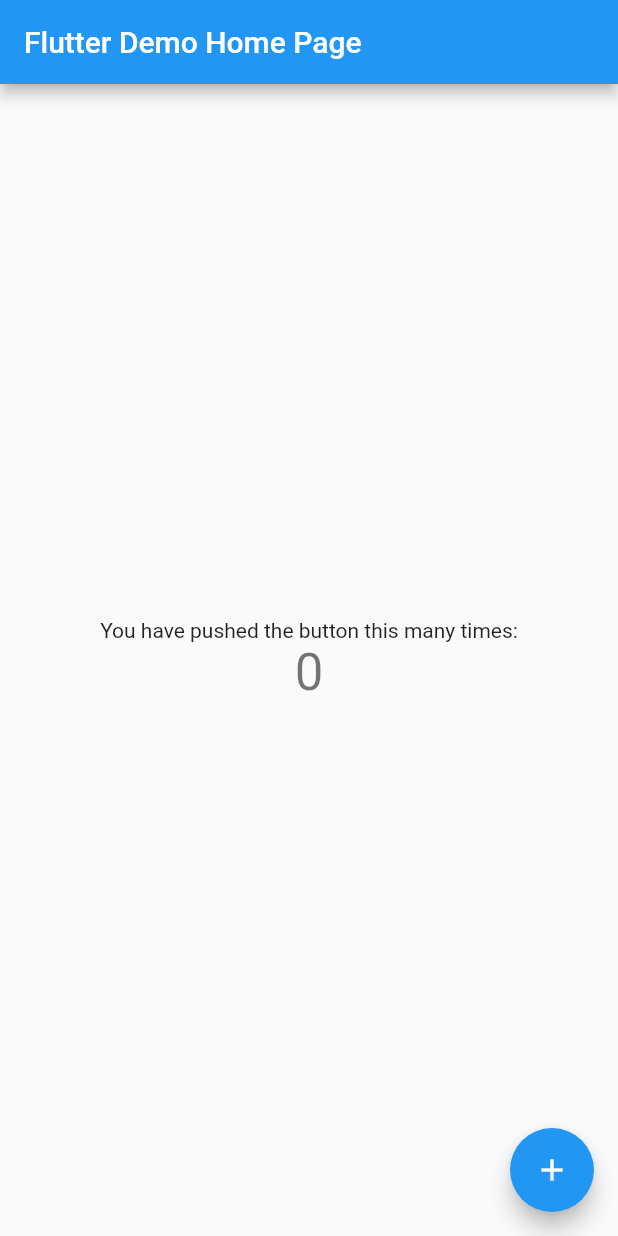
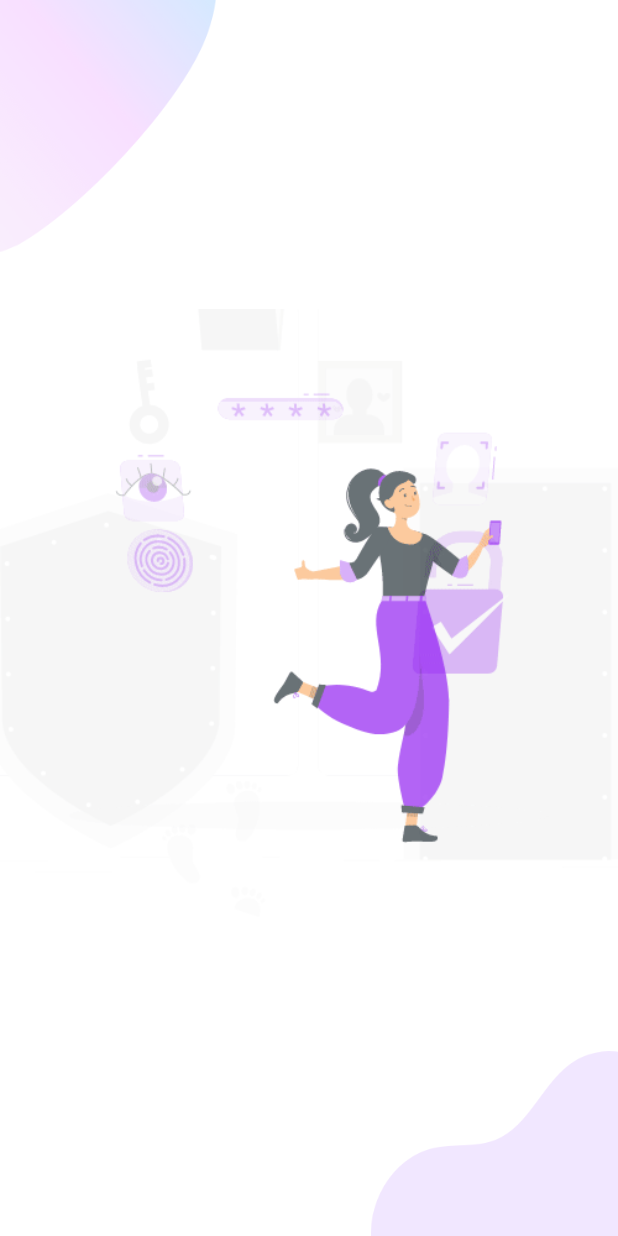
Before and after one commit to Varshil-Shah/chat-app, a Flutter app: the screen it shows after launch, on a phone screen of 412 x 824 dp. Run offline on Flutter 3.47's test engine with Material 2 defaults, Android fonts, the phone set to English and light mode, and no system bars.

Commit message:
:sparkles: Display gif on sign-up screen
Add a background widget

```diff
--- a/lib/main.dart
+++ b/lib/main.dart
@@ -1,3 +1,4 @@
+import 'package:chat_app/screens/sign-up.dart';
 import 'package:flutter/material.dart';
 
 void main() {
@@ -10,57 +11,11 @@ class MyApp extends StatelessWidget {
   @override
   Widget build(BuildContext context) {
     return MaterialApp(
-      title: 'Flutter Demo',
+      title: 'Chat App',
       theme: ThemeData(
-        primarySwatch: Colors.blue,
+        primaryColor: const Color.fromRGBO(146, 31, 243, 1),
       ),
-      home: const MyHomePage(title: 'Flutter Demo Home Page'),
+      home: const SignUp(),
     );
   }
 }
-
-class MyHomePage extends StatefulWidget {
-  const MyHomePage({Key? key, required this.title}) : super(key: key);
-  final String title;
-
-  @override
-  State<MyHomePage> createState() => _MyHomePageState();
-}
-
-class _MyHomePageState extends State<MyHomePage> {
-  int _counter = 0;
-
-  void _incrementCounter() {
-    setState(() {
-      _counter++;
-    });
-  }
-
-  @override
-  Widget build(BuildContext context) {
-    return Scaffold(
-      appBar: AppBar(
-        title: Text(widget.title),
-      ),
-      body: Center(
-        child: Column(
-          mainAxisAlignment: MainAxisAlignment.center,
-          children: <Widget>[
-            const Text(
-              'You have pushed the button this many times:',
-            ),
-            Text(
-              '$_counter',
-              style: Theme.of(context).textTheme.headline4,
-            ),
-          ],
-        ),
-      ),
-      floatingActionButton: FloatingActionButton(
-        onPressed: _incrementCounter,
-        tooltip: 'Increment',
-        child: const Icon(Icons.add),
-      ),
-    );
-  }
-}
--- /dev/null
+++ b/lib/screens/sign-up.dart
@@ -0,0 +1,21 @@
+import 'package:flutter/material.dart';
+import 'package:chat_app/widgets/background.dart';
+
+class SignUp extends StatelessWidget {
+  const SignUp({Key? key}) : super(key: key);
+
+  @override
+  Widget build(BuildContext context) {
+    return Scaffold(
+      body: Background(
+        child: Column(
+          mainAxisAlignment: MainAxisAlignment.center,
+          crossAxisAlignment: CrossAxisAlignment.center,
+          children: [
+            Image.asset("assets/gifs/auth.gif"),
+          ],
+        ),
+      ),
+    );
+  }
+}
--- /dev/null
+++ b/lib/widgets/background.dart
@@ -0,0 +1,45 @@
+import 'package:flutter/material.dart';
+
+class Background extends StatelessWidget {
+  final Widget child;
+  const Background({
+    Key? key,
+    required this.child,
+  }) : super(key: key);
+
+  @override
+  Widget build(BuildContext context) {
+    // Below line will provide the size of the size
+    Size size = MediaQuery.of(context).size;
+
+    return Container(
+      decoration: const BoxDecoration(
+        color: Colors.white,
+      ),
+      width: double.infinity,
+      height: size.height,
+      child: Stack(
+        alignment: Alignment.center,
+        children: [
+          Positioned(
+            top: 0,
+            left: 0,
+            child: Image.asset(
+              "assets/images/main_top.png",
+              width: size.width * 0.35,
+            ),
+          ),
+          Positioned(
+            bottom: 0,
+            right: 0,
+            child: Image.asset(
+              "assets/images/login_bottom.png",
+              width: size.width * 0.4,
+            ),
+          ),
+          child,
+        ],
+      ),
+    );
+  }
+}
```
Also changed, not shown: pubspec.yaml (+5 -6 lines), assets/gifs/auth.gif (added), assets/gifs/mobile-login.gif (added), assets/gifs/my-pass.gif (added), assets/images/login_bottom.png (added), assets/images/main_bottom.png (added), assets/images/main_top.png (added), assets/images/signup_top.png (added).
